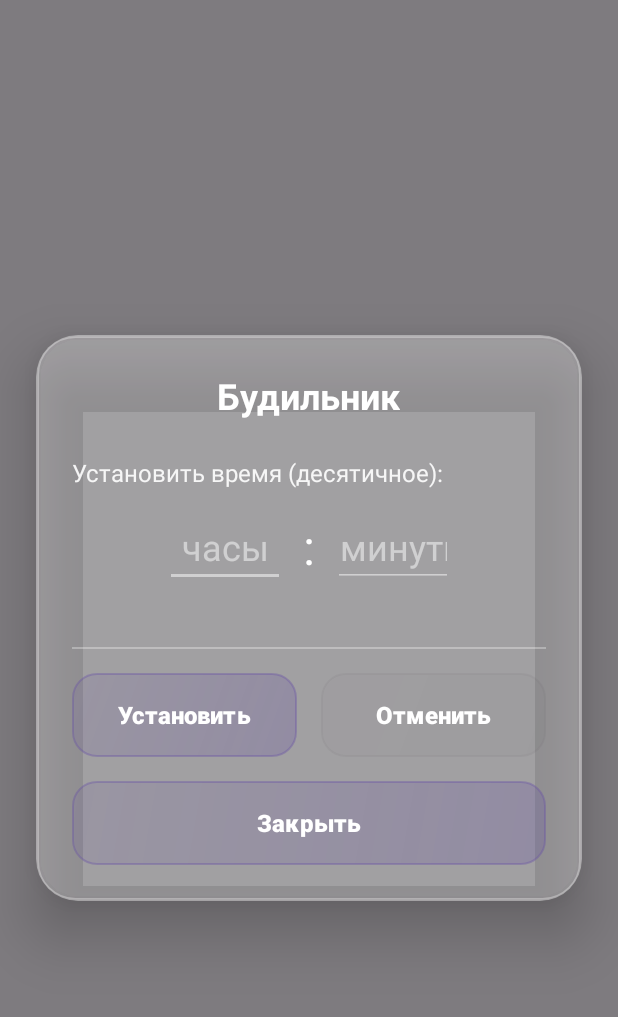
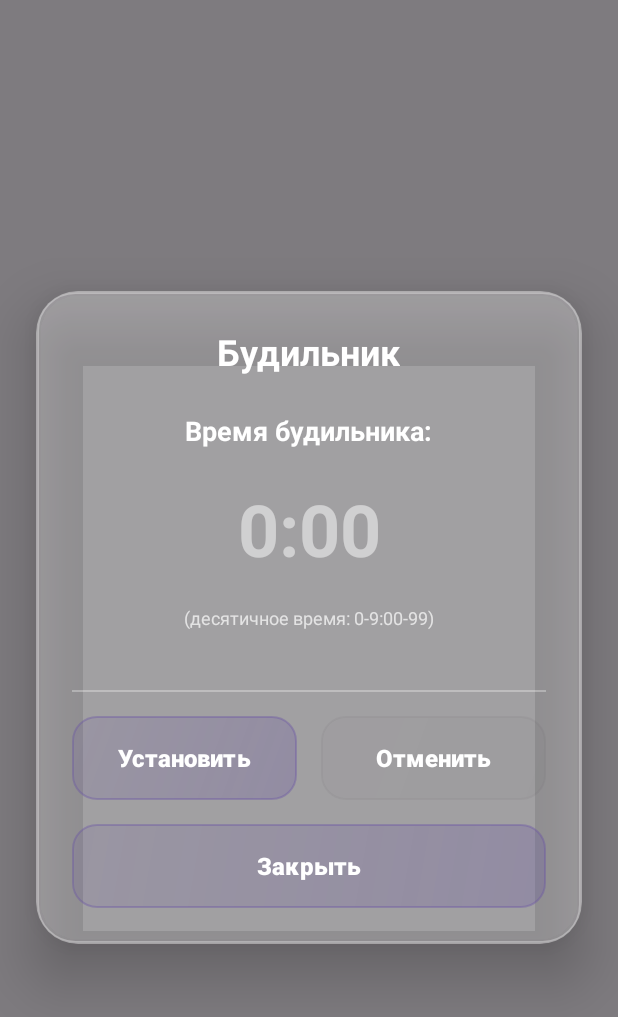
Before and after one commit to TheMrGrench/decimal-clock, an Android app: the layout activity_alarm.xml on its own in the app's theme, with its tools: preview values and no code run, on a phone screen of 412 x 824 dp. Shown: the top 1017 px of the screen. Run offline under Robolectric (Android 15) with nearby library versions, the phone set to English and light mode, and no system bars.

Commit message:
Redesign alarm input and digital clock with modern UI
Alarm Input Improvements:
- Replaced two separate fields (hours/minutes) with single input field
- Auto-formatting: type "230" → automatically shows "2:30"
- Auto-inserts colon after first digit
- Defaults to "00" for minutes if not specified
- Much more intuitive and user-friendly
- Larger, centered input (48sp font, 80dp height)
- Clean, minimal design

Digital Clock Complete Redesign:
- Replaced single-line text with card-based layout
- Three separate cards for hours, minutes, seconds
- Each card has:
  - Large digit display (18% of view size)
  - Small label below ("ч", "мин", "сек")
  - Rounded corners (16dp radius)
  - Semi-transparent background (#30FFFFFF)
- Proper spacing between cards (5% of width)
- Cards are responsive and scale with view size
- Clean, modern, easy to read
- Professional UI/UX design

Technical Changes:
- AlarmActivity.kt: Added TextWatcher for auto-formatting
- AlarmActivity.kt: Single field parsing logic
- DigitalClockView.kt: Card-based layout system
- DigitalClockView.kt: Replaced timePaint with digitPaint + cardPaint
- activity_alarm.xml: Single centered input field with hint "0:00"

Result: Much better UX for alarm setting and beautiful modern digital clock!

```diff
--- a/app/src/main/res/layout/activity_alarm.xml
+++ b/app/src/main/res/layout/activity_alarm.xml
@@ -47,53 +47,37 @@
                 <TextView
                     android:layout_width="wrap_content"
                     android:layout_height="wrap_content"
-                    android:text="Установить время (десятичное):"
-                    android:textSize="16sp"
-                    android:textColor="@color/white_90"
-                    android:layout_marginBottom="12dp" />
-
-                <LinearLayout
-                    android:layout_width="match_parent"
-                    android:layout_height="wrap_content"
-                    android:orientation="horizontal"
-                    android:gravity="center"
-                    android:layout_marginBottom="24dp">
+                    android:text="Время будильника:"
+                    android:textSize="18sp"
+                    android:textColor="@color/white"
+                    android:textStyle="bold"
+                    android:layout_marginBottom="16dp"
+                    android:layout_gravity="center" />
 
                 <EditText
-                        android:id="@+id/alarmHours"
-                        android:layout_width="80dp"
-                        android:layout_height="wrap_content"
-                        android:hint="часы"
+                    android:id="@+id/alarmTimeInput"
+                    android:layout_width="200dp"
+                    android:layout_height="80dp"
+                    android:hint="0:00"
                     android:inputType="number"
                     android:textColor="@color/white"
                     android:textColorHint="@color/white_50"
-                        android:backgroundTint="@color/white_50"
+                    android:backgroundTint="@android:color/transparent"
                     android:textAlignment="center"
-                        android:textSize="24sp"
-                        android:maxLength="1" />
+                    android:textSize="48sp"
+                    android:textStyle="bold"
+                    android:maxLength="4"
+                    android:layout_gravity="center"
+                    android:layout_marginBottom="8dp" />
 
                 <TextView
                     android:layout_width="wrap_content"
                     android:layout_height="wrap_content"
-                        android:text=":"
-                        android:textSize="32sp"
-                        android:textColor="@color/white"
-                        android:layout_marginHorizontal="12dp" />
-
-                    <EditText
-                        android:id="@+id/alarmMinutes"
-                        android:layout_width="80dp"
-                        android:layout_height="wrap_content"
-                        android:hint="минуты"
-                        android:inputType="number"
-                        android:textColor="@color/white"
-                        android:textColorHint="@color/white_50"
-                        android:backgroundTint="@color/white_50"
-                        android:textAlignment="center"
-                        android:textSize="24sp"
-                        android:maxLength="2" />
-
-                </LinearLayout>
+                    android:text="(десятичное время: 0-9:00-99)"
+                    android:textSize="12sp"
+                    android:textColor="@color/white_70"
+                    android:layout_marginBottom="24dp"
+                    android:layout_gravity="center" />
 
                 <!-- Разделитель -->
                 <View
```
Also changed, not shown: app/src/main/java/com/decimalclock/AlarmActivity.kt (+42 -6 lines), app/src/main/java/com/decimalclock/DigitalClockView.kt (+73 -31 lines). Lines whose indentation alone changed are shown as unchanged.
